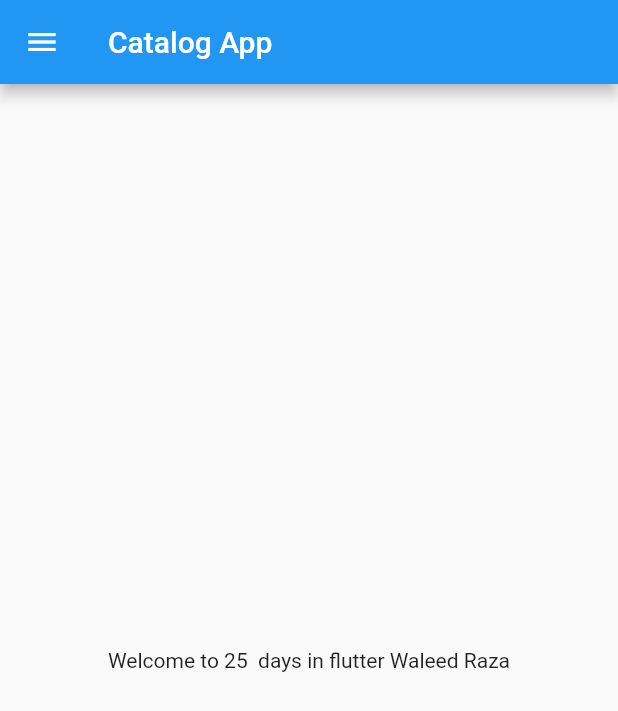
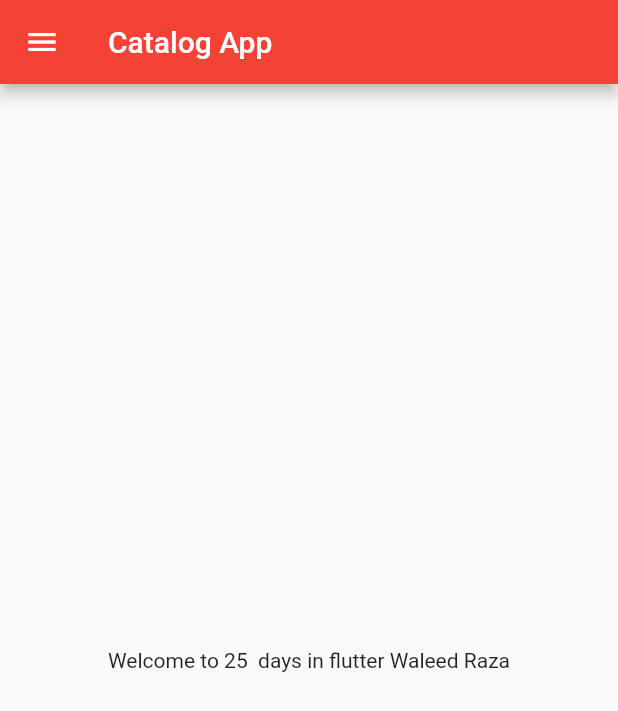
Before and after one commit to waleedraza22221/30DaysOfFlutter, a Flutter app: the screen it shows after launch, on a phone screen of 412 x 824 dp. Shown: the top 711 px of the screen. Run offline on Flutter 3.47's test engine with Material 2 defaults, Android fonts, the phone set to English and light mode, and no system bars.

Commit message:
Day3 Completed

```diff
--- a/lib/main.dart
+++ b/lib/main.dart
@@ -1,5 +1,6 @@
 import 'package:flutter/material.dart';
-import 'package:flutter_catalog/home_page.dart';
+import 'package:flutter_catalog/pages/home_page.dart';
+import 'package:flutter_catalog/pages/login_page.dart';
 
 void main() {
   runApp(MyApp());
@@ -8,6 +9,16 @@ void main() {
 class MyApp extends StatelessWidget {
   @override
   Widget build(BuildContext context) {
-    return MaterialApp(home: HomePage());
+    return MaterialApp(
+      themeMode: ThemeMode.light,
+      theme: ThemeData(primarySwatch: Colors.red),
+      darkTheme: ThemeData(primarySwatch: Colors.red),
+      initialRoute: "/home",
+      routes: {
+        "/": (context) => LoginPage(),
+        "/home": (context) => HomePage(),
+        "/login": (context) => LoginPage()
+      },
+    );
   }
 }
```
Also changed, not shown: lib/pages/login_page.dart (added, +17 -0 lines), lib/pages/home_page.dart (renamed from lib/home_page.dart).
